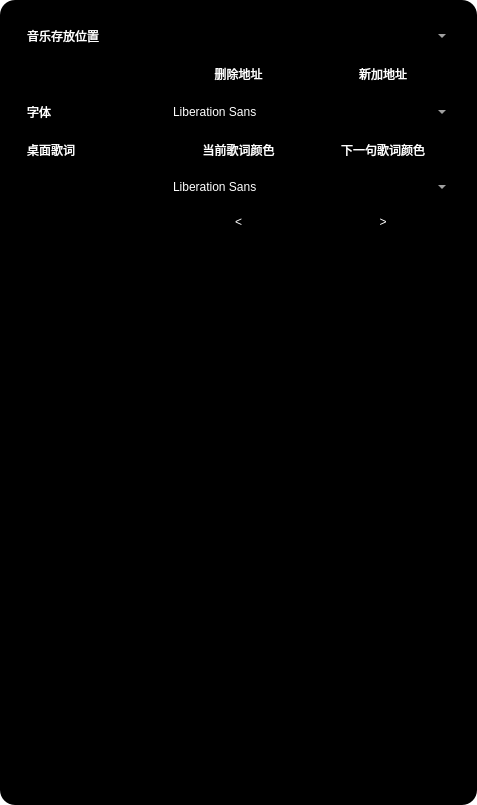
dihdhiendj/musicPlay-c, file seit.ui: the form before one commit.
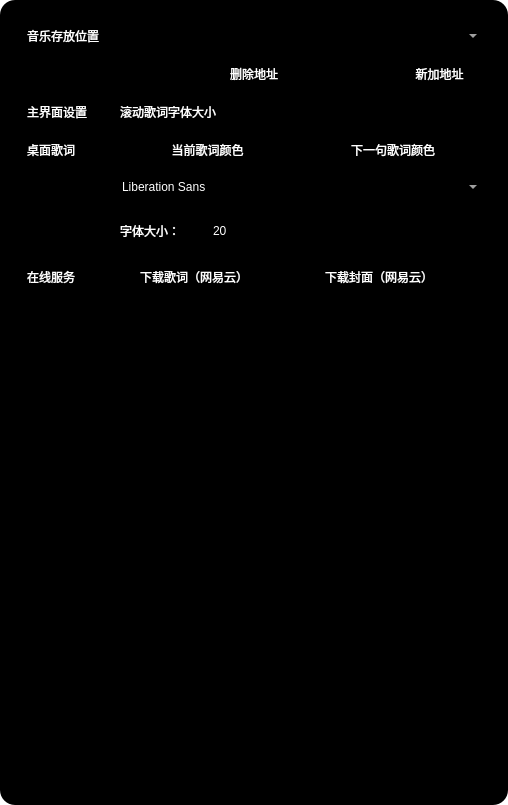
The form after the commit. Icons and pictures are not drawn. Custom widgets are drawn as their Qt base class.

What changed in the file:
```diff
--- a/seit.ui
+++ b/seit.ui
@@ -6,7 +6,7 @@
    <rect>
     <x>0</x>
     <y>0</y>
-    <width>477</width>
+    <width>508</width>
     <height>805</height>
    </rect>
   </property>
@@ -121,7 +121,7 @@
                 <rect>
                  <x>0</x>
                  <y>0</y>
-                 <width>441</width>
+                 <width>472</width>
                  <height>769</height>
                 </rect>
                </property>
@@ -144,50 +144,42 @@
                 <item>
                  <widget class="QWidget" name="widget_source" native="true">
                   <layout class="QGridLayout" name="gridLayout">
+                   <property name="bottomMargin">
+                    <number>20</number>
+                   </property>
                    <property name="horizontalSpacing">
                     <number>10</number>
                    </property>
                    <property name="verticalSpacing">
                     <number>20</number>
                    </property>
-                   <item row="8" column="1">
-                    <widget class="QPushButton" name="pushButton_sizeUp">
-                     <property name="text">
-                      <string>&lt;</string>
-                     </property>
+                   <item row="11" column="3" colspan="2">
+                    <widget class="QWidget" name="widget_2" native="true">
+                     <layout class="QHBoxLayout" name="horizontalLayout">
+                      <item>
+                       <widget class="QPushButton" name="pushButton_sizeUp">
+                        <property name="styleSheet">
+                         <string notr="true">image: url(:/move.png);</string>
+                        </property>
+                        <property name="text">
+                         <string/>
+                        </property>
+                       </widget>
+                      </item>
+                      <item>
+                       <widget class="QPushButton" name="pushButton_sizeDown">
+                        <property name="styleSheet">
+                         <string notr="true">image: url(:/min.png);</string>
+                        </property>
+                        <property name="text">
+                         <string/>
+                        </property>
+                       </widget>
+                      </item>
+                     </layout>
                     </widget>
                    </item>
-                   <item row="0" column="1" colspan="2">
-                    <widget class="QComboBox" name="comboBox_all_url"/>
-                   </item>
-                   <item row="2" column="2">
-                    <widget class="QPushButton" name="pushButton_add_dir">
-                     <property name="text">
-                      <string>新加地址</string>
-                     </property>
-                    </widget>
-                   </item>
-                   <item row="8" column="2">
-                    <widget class="QPushButton" name="pushButton_sizeDown">
-                     <property name="text">
-                      <string>&gt;</string>
-                     </property>
-                    </widget>
-                   </item>
-                   <item row="6" column="1" colspan="2">
-                    <widget class="QFontComboBox" name="fontComboBox_lrc"/>
-                   </item>
-                   <item row="3" column="1" colspan="2">
-                    <widget class="QFontComboBox" name="fontComboBox_seit"/>
-                   </item>
-                   <item row="3" column="0">
-                    <widget class="QLabel" name="label_4">
-                     <property name="text">
-                      <string>字体</string>
-                     </property>
-                    </widget>
-                   </item>
-                   <item row="4" column="0">
+                   <item row="7" column="0">
                     <widget class="QLabel" name="label_3">
                      <property name="text">
                       <string>桌面歌词</string>
@@ -201,27 +193,99 @@
                      </property>
                     </widget>
                    </item>
-                   <item row="2" column="1">
+                   <item row="3" column="1" colspan="2">
+                    <widget class="QLabel" name="label_8">
+                     <property name="text">
+                      <string>滚动歌词字体大小</string>
+                     </property>
+                    </widget>
+                   </item>
+                   <item row="2" column="1" colspan="3">
                     <widget class="QPushButton" name="pushButton_delete_dir">
                      <property name="text">
                       <string>删除地址</string>
                      </property>
                     </widget>
                    </item>
-                   <item row="4" column="1">
-                    <widget class="QPushButton" name="pushButton_nowLrc">
+                   <item row="12" column="1" colspan="2">
+                    <widget class="QCheckBox" name="checkBox_downLrc">
                      <property name="text">
-                      <string>当前歌词颜色</string>
+                      <string>下载歌词（网易云）</string>
                      </property>
                     </widget>
                    </item>
-                   <item row="4" column="2">
+                   <item row="0" column="1" colspan="4">
+                    <widget class="QComboBox" name="comboBox_all_url"/>
+                   </item>
+                   <item row="11" column="2">
+                    <widget class="QLabel" name="label_lrcShow_fontSize">
+                     <property name="text">
+                      <string>20</string>
+                     </property>
+                    </widget>
+                   </item>
+                   <item row="7" column="3" colspan="2">
                     <widget class="QPushButton" name="pushButton_downLrc">
                      <property name="text">
                       <string>下一句歌词颜色</string>
                      </property>
                     </widget>
                    </item>
+                   <item row="9" column="1" colspan="4">
+                    <widget class="QFontComboBox" name="fontComboBox_lrc"/>
+                   </item>
+                   <item row="11" column="1">
+                    <widget class="QLabel" name="label_2">
+                     <property name="text">
+                      <string>字体大小：</string>
+                     </property>
+                    </widget>
+                   </item>
+                   <item row="2" column="4">
+                    <widget class="QPushButton" name="pushButton_add_dir">
+                     <property name="text">
+                      <string>新加地址</string>
+                     </property>
+                    </widget>
+                   </item>
+                   <item row="7" column="1" colspan="2">
+                    <widget class="QPushButton" name="pushButton_nowLrc">
+                     <property name="text">
+                      <string>当前歌词颜色</string>
+                     </property>
+                    </widget>
+                   </item>
+                   <item row="3" column="0">
+                    <widget class="QLabel" name="label_4">
+                     <property name="text">
+                      <string>主界面设置</string>
+                     </property>
+                    </widget>
+                   </item>
+                   <item row="3" column="4">
+                    <widget class="QPushButton" name="pushButton_lrc_sizeDecrease">
+                     <property name="styleSheet">
+                      <string notr="true">image: url(:/min.png);</string>
+                     </property>
+                     <property name="text">
+                      <string/>
+                     </property>
+                    </widget>
+                   </item>
+                   <item row="12" column="0">
+                    <widget class="QLabel" name="label_6">
+                     <property name="text">
+                      <string>在线服务</string>
+                     </property>
+                    </widget>
+                   </item>
+                   <item row="12" column="3" colspan="2">
+                    <widget class="QCheckBox" name="checkBox_downCover">
+                     <property name="text">
+                      <string>下载封面（网易云）</string>
+                     </property>
+                    </widget>
+                   </item>
                   </layout>
                  </widget>
                 </item>
```
Left out of the diff: 10 changed lines with no effect on the pictures.
